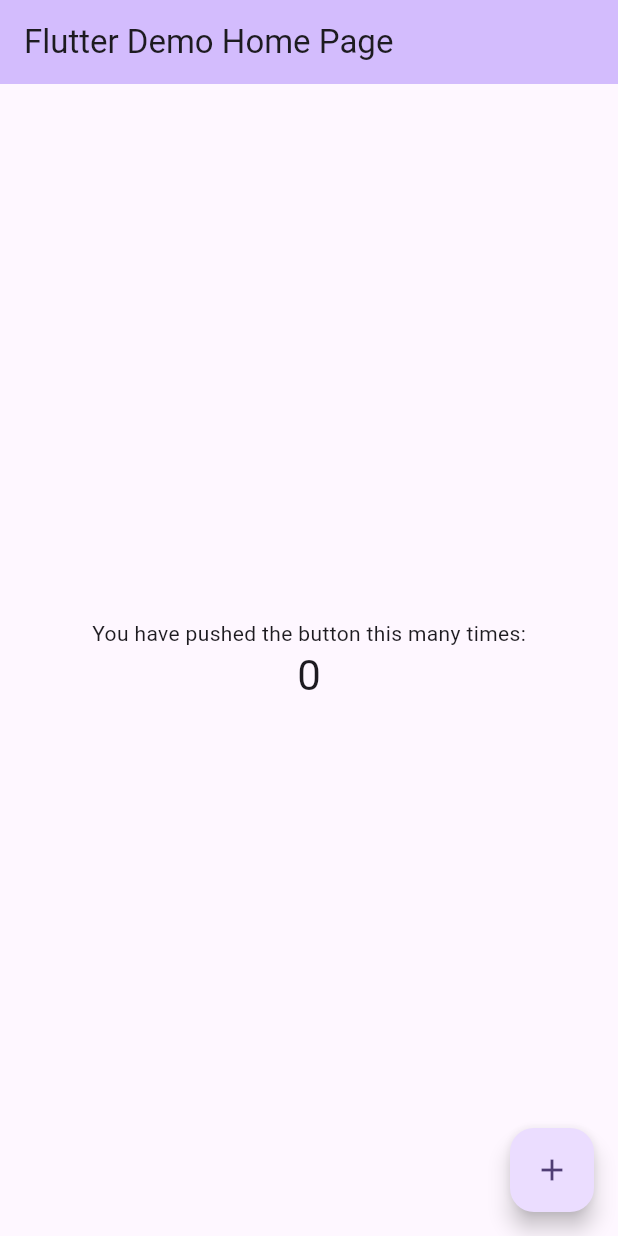
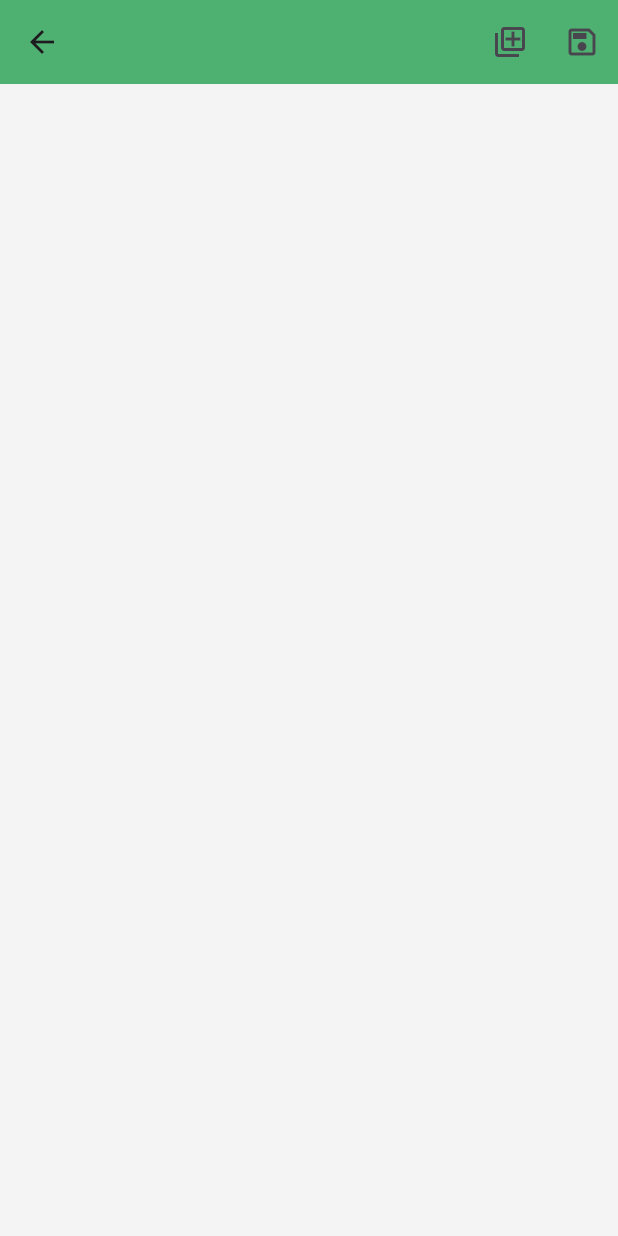
Before and after one commit to JuanFernandoMartinez/census-support-tool-app, a Flutter app: the screen it shows after launch, on a phone screen of 412 x 824 dp. Run offline on Flutter 3.47's test engine with Material 3 defaults, Android fonts, the phone set to English and light mode, and no system bars.

Commit message:
feature:  Appbar style and buttons added

```diff
--- a/lib/main.dart
+++ b/lib/main.dart
@@ -1,125 +1,6 @@
+import 'package:census_support_tool_app/src/App.dart';
 import 'package:flutter/material.dart';
 
 void main() {
-  runApp(const MyApp());
+  runApp(const App());
 }
-
-class MyApp extends StatelessWidget {
-  const MyApp({super.key});
-
-  // This widget is the root of your application.
-  @override
-  Widget build(BuildContext context) {
-    return MaterialApp(
-      title: 'Flutter Demo',
-      theme: ThemeData(
-        // This is the theme of your application.
-        //
-        // TRY THIS: Try running your application with "flutter run". You'll see
-        // the application has a purple toolbar. Then, without quitting the app,
-        // try changing the seedColor in the colorScheme below to Colors.green
-        // and then invoke "hot reload" (save your changes or press the "hot
-        // reload" button in a Flutter-supported IDE, or press "r" if you used
-        // the command line to start the app).
-        //
-        // Notice that the counter didn't reset back to zero; the application
-        // state is not lost during the reload. To reset the state, use hot
-        // restart instead.
-        //
-        // This works for code too, not just values: Most code changes can be
-        // tested with just a hot reload.
-        colorScheme: ColorScheme.fromSeed(seedColor: Colors.deepPurple),
-        useMaterial3: true,
-      ),
-      home: const MyHomePage(title: 'Flutter Demo Home Page'),
-    );
-  }
-}
-
-class MyHomePage extends StatefulWidget {
-  const MyHomePage({super.key, required this.title});
-
-  // This widget is the home page of your application. It is stateful, meaning
-  // that it has a State object (defined below) that contains fields that affect
-  // how it looks.
-
-  // This class is the configuration for the state. It holds the values (in this
-  // case the title) provided by the parent (in this case the App widget) and
-  // used by the build method of the State. Fields in a Widget subclass are
-  // always marked "final".
-
-  final String title;
-
-  @override
-  State<MyHomePage> createState() => _MyHomePageState();
-}
-
-class _MyHomePageState extends State<MyHomePage> {
-  int _counter = 0;
-
-  void _incrementCounter() {
-    setState(() {
-      // This call to setState tells the Flutter framework that something has
-      // changed in this State, which causes it to rerun the build method below
-      // so that the display can reflect the updated values. If we changed
-      // _counter without calling setState(), then the build method would not be
-      // called again, and so nothing would appear to happen.
-      _counter++;
-    });
-  }
-
-  @override
-  Widget build(BuildContext context) {
-    // This method is rerun every time setState is called, for instance as done
-    // by the _incrementCounter method above.
-    //
-    // The Flutter framework has been optimized to make rerunning build methods
-    // fast, so that you can just rebuild anything that needs updating rather
-    // than having to individually change instances of widgets.
-    return Scaffold(
-      appBar: AppBar(
-        // TRY THIS: Try changing the color here to a specific color (to
-        // Colors.amber, perhaps?) and trigger a hot reload to see the AppBar
-        // change color while the other colors stay the same.
-        backgroundColor: Theme.of(context).colorScheme.inversePrimary,
-        // Here we take the value from the MyHomePage object that was created by
-        // the App.build method, and use it to set our appbar title.
-        title: Text(widget.title),
-      ),
-      body: Center(
-        // Center is a layout widget. It takes a single child and positions it
-        // in the middle of the parent.
-        child: Column(
-          // Column is also a layout widget. It takes a list of children and
-          // arranges them vertically. By default, it sizes itself to fit its
-          // children horizontally, and tries to be as tall as its parent.
-          //
-          // Column has various properties to control how it sizes itself and
-          // how it positions its children. Here we use mainAxisAlignment to
-          // center the children vertically; the main axis here is the vertical
-          // axis because Columns are vertical (the cross axis would be
-          // horizontal).
-          //
-          // TRY THIS: Invoke "debug painting" (choose the "Toggle Debug Paint"
-          // action in the IDE, or press "p" in the console), to see the
-          // wireframe for each widget.
-          mainAxisAlignment: MainAxisAlignment.center,
-          children: <Widget>[
-            const Text(
-              'You have pushed the button this many times:',
-            ),
-            Text(
-              '$_counter',
-              style: Theme.of(context).textTheme.headlineMedium,
-            ),
-          ],
-        ),
-      ),
-      floatingActionButton: FloatingActionButton(
-        onPressed: _incrementCounter,
-        tooltip: 'Increment',
-        child: const Icon(Icons.add),
-      ), // This trailing comma makes auto-formatting nicer for build methods.
-    );
-  }
-}
--- /dev/null
+++ b/lib/src/app.dart
@@ -0,0 +1,21 @@
+import 'package:census_support_tool_app/src/screens/form_aplication/form_aplication.dart';
+import 'package:flutter/material.dart';
+
+class App extends StatelessWidget {
+  const App({super.key});
+
+  @override
+  Widget build(BuildContext context) {
+    return MaterialApp(
+      title: 'Census App',
+      theme: ThemeData(
+        scaffoldBackgroundColor: const Color(0xffF3F4F3),
+        colorScheme: ColorScheme.fromSeed(seedColor: Colors.deepPurple),
+        useMaterial3: true,
+      ),
+      routes: {
+        '/': (context) => const FormAplicationScreen(),
+      },
+    );
+  }
+}
--- /dev/null
+++ b/lib/src/screens/form_aplication/form_aplication.dart
@@ -0,0 +1,32 @@
+import 'package:flutter/material.dart';
+
+class FormAplicationScreen extends StatefulWidget {
+  const FormAplicationScreen({super.key});
+  @override
+  State<StatefulWidget> createState() => _FormAplicationState();
+}
+
+class _FormAplicationState extends State<FormAplicationScreen> {
+  @override
+  Widget build(BuildContext context) {
+    return Scaffold(
+      appBar: AppBar(
+        backgroundColor: const Color(0xFF4FB171),
+        leading: IconButton(
+          icon: const Icon(Icons.arrow_back),
+          onPressed: () {},
+        ),
+        actions: [
+          IconButton(
+            icon: const Icon(Icons.add_to_photos_outlined),
+            onPressed: () => print('Search button pressed!'),
+          ),
+          IconButton(
+            icon: const Icon(Icons.save_outlined),
+            onPressed: () => print('Settings button pressed!'),
+          ),
+        ],
+      ),
+    );
+  }
+}
```
